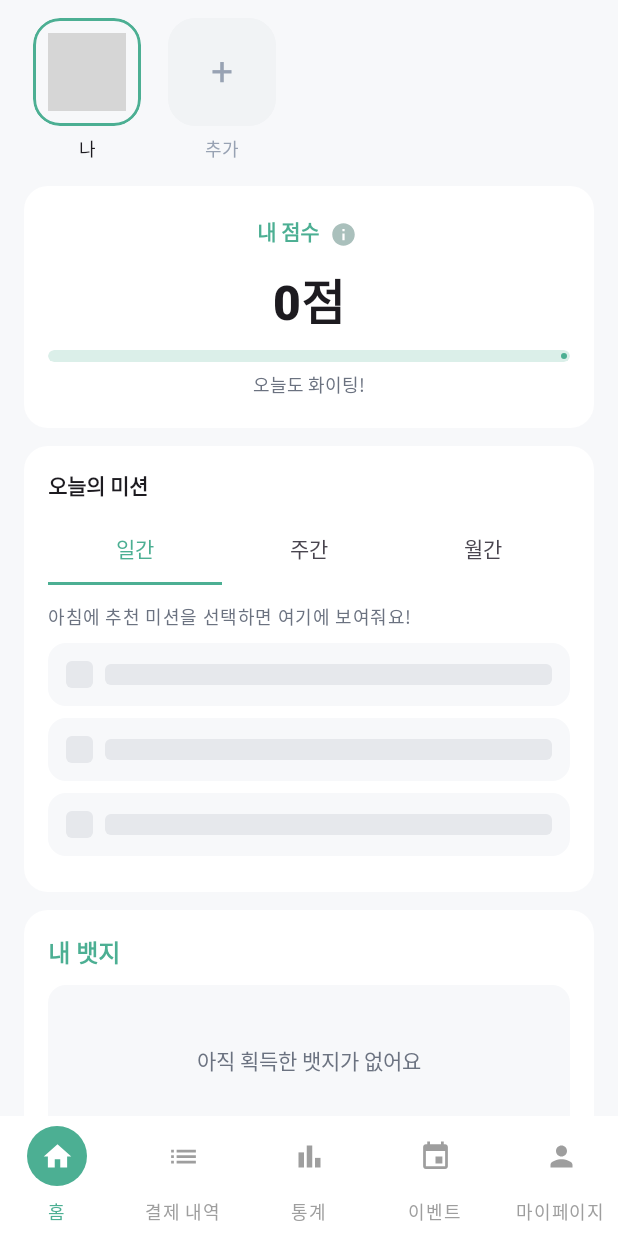
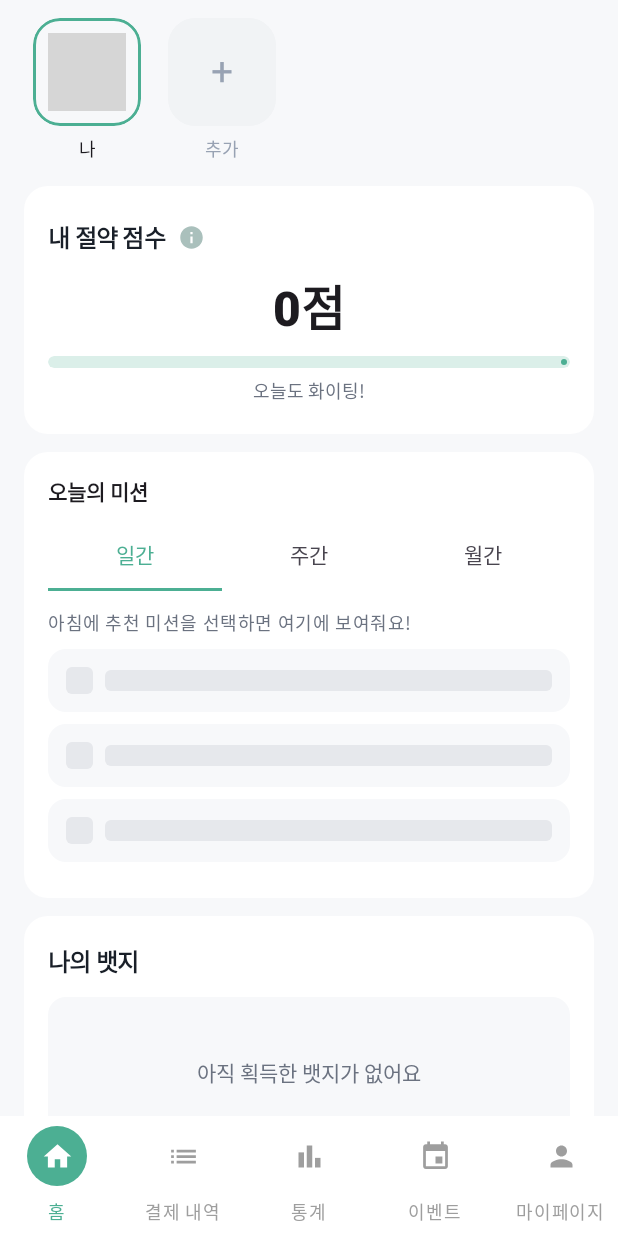
Before and after one commit to kimyeheun/IRUMI, an Android app built with Jetpack Compose: the MainActivity screen opened directly, with no data from a screen before it, on a phone screen of 412 x 824 dp. Run offline under Robolectric (Android 15) with nearby library versions, the phone set to English and light mode, and no system bars; our stand-ins replace Dagger/Hilt's generated code, Timber; network calls fail; pictures from the network do not load; grey boxes are pictures that could not be loaded.

Commit message:
design: HomeScreen title 디자인 통일(S13P21A407-111)

```diff
--- a/pocketc_android/app/src/main/java/com/example/irumi/ui/home/component/BadgesSection.kt
+++ b/pocketc_android/app/src/main/java/com/example/irumi/ui/home/component/BadgesSection.kt
@@ -30,7 +30,7 @@ import androidx.compose.foundation.lazy.items
 @Composable
 fun BadgesSection(
     badges: List<BadgeEntity>,
-    title: String = "내 뱃지",
+    title: String = "나의 뱃지",
     modifier: Modifier = Modifier,
     isLoading: Boolean = false,
     error: String? = null,
@@ -43,7 +43,14 @@ fun BadgesSection(
             .background(Color.White)
             .padding(16.dp)
     ) {
-        Text(title, fontSize = 16.sp, fontWeight = FontWeight.Bold, color = BrandGreen)
+        Text(
+            text = title,
+            fontSize = 16.sp,
+            fontWeight = FontWeight.SemiBold,
+            color = Color(0xFF191F28),
+            letterSpacing = (-0.5).sp,
+            lineHeight = 28.sp
+        )
         Spacer(Modifier.height(10.dp))
 
         // 1) 에러
--- a/pocketc_android/app/src/main/java/com/example/irumi/ui/home/component/MyScoreSection.kt
+++ b/pocketc_android/app/src/main/java/com/example/irumi/ui/home/component/MyScoreSection.kt
@@ -2,6 +2,7 @@ package com.example.irumi.ui.home.component
 
 import androidx.compose.animation.core.animateIntAsState
 import androidx.compose.foundation.background
+import androidx.compose.foundation.layout.Arrangement
 import androidx.compose.foundation.layout.Column
 import androidx.compose.foundation.layout.Row
 import androidx.compose.foundation.layout.Spacer
@@ -47,8 +48,19 @@ fun MyScoreSection(
             .padding(vertical = 20.dp, horizontal = 16.dp),
         horizontalAlignment = Alignment.CenterHorizontally
     ) {
-        Row() {
-            Text("내 점수", fontSize = 14.sp, fontWeight = FontWeight.SemiBold, color = titleColor)
+        Row(
+            modifier = Modifier.fillMaxWidth(), // Row가 전체 너비를 차지하도록
+            horizontalArrangement = Arrangement.Start, // 왼쪽 정렬
+            verticalAlignment = Alignment.CenterVertically // 수직 중앙 정렬
+        ) {
+            Text(
+                text = "내 절약 점수",
+                fontSize = 16.sp,
+                fontWeight = FontWeight.SemiBold,
+                color = Color(0xFF191F28),
+                letterSpacing = (-0.5).sp,
+                lineHeight = 28.sp
+            )
             Spacer(Modifier.size(4.dp)) // 텍스트와 아이콘 버튼 사이 간격
 
             InfoTooltip(
--- a/pocketc_android/app/src/main/java/com/example/irumi/ui/home/component/StreakSection.kt
+++ b/pocketc_android/app/src/main/java/com/example/irumi/ui/home/component/StreakSection.kt
@@ -52,7 +52,14 @@ fun StreakSection(
     ) {
         // 친구가 선택된 경우 고정 문구로 “친구의 스트릭” 표시
         val title = if (friendName != null) "친구의 스트릭" else "나의 스트릭"
-        Text(text = title, fontWeight = FontWeight.Bold, fontSize = 16.sp)
+        Text(
+            text = title,
+            fontSize = 16.sp,
+            fontWeight = FontWeight.SemiBold,
+            color = Color(0xFF191F28),
+            letterSpacing = (-0.5).sp,
+            lineHeight = 28.sp
+        )
         Spacer(Modifier.height(10.dp))
 
         LazyRow(
```
